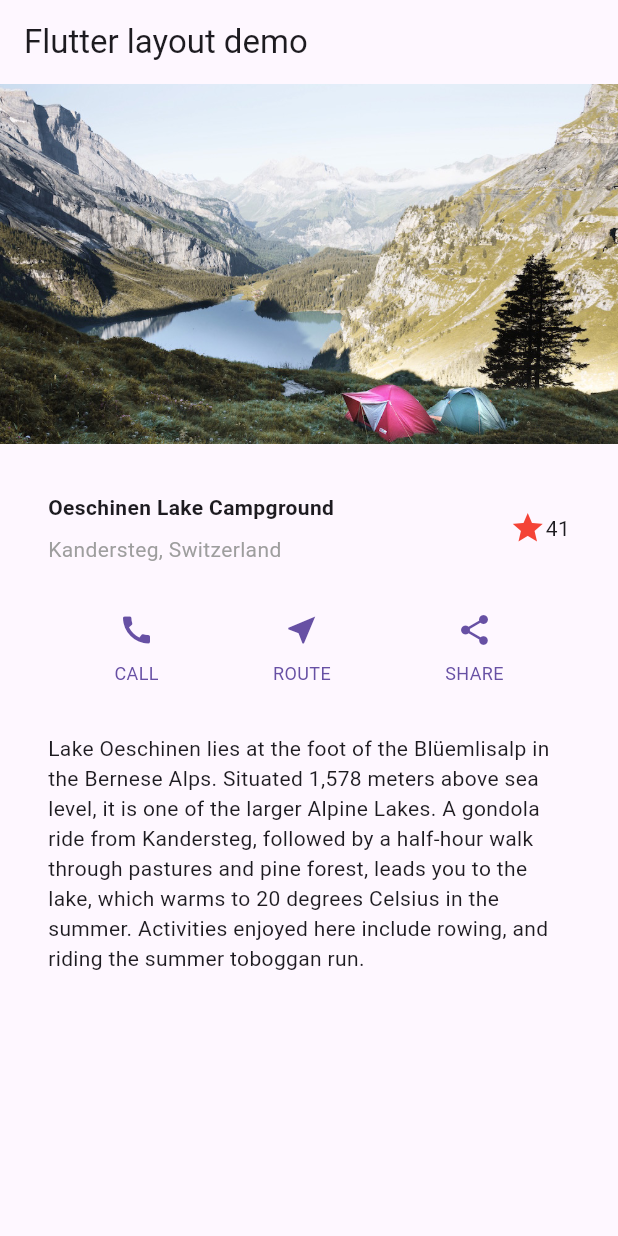
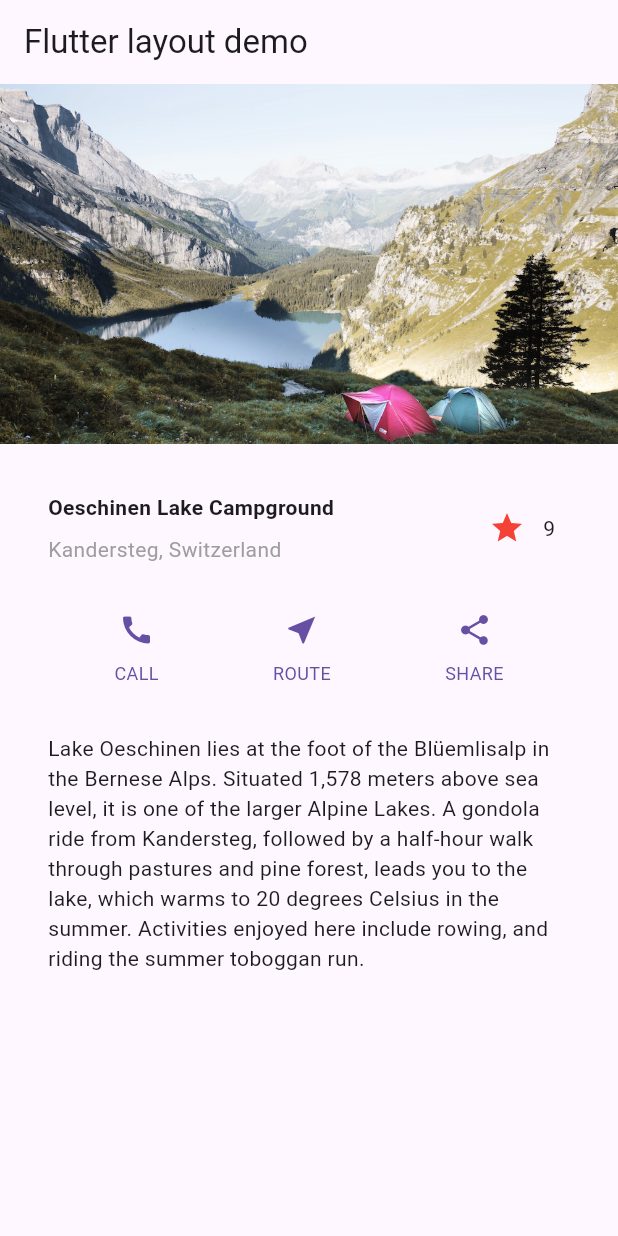
Before and after one commit to cs-1635/fall2025, a Flutter app: the screen it shows after launch, on a phone screen of 412 x 824 dp. Run offline on Flutter 3.47's test engine with Material 3 defaults, Android fonts, the phone set to English and light mode, and no system bars; missing offline and left inert: macos_ui.

Commit message:
fixed bug

```diff
--- a/lectures/2_0_UI_layout/flutter_dev_example/lib/main.dart
+++ b/lectures/2_0_UI_layout/flutter_dev_example/lib/main.dart
@@ -71,10 +71,7 @@ class TitleSection extends StatelessWidget {
             ),
           ),
           /*3*/
-          // #docregion icon
-          Icon(Icons.star, color: Colors.red[500]),
-          // #enddocregion icon
-          const Text('41'),
+          const FavoriteWidget(),
         ],
       ),
     );
@@ -177,7 +174,7 @@ class FavoriteWidget extends StatefulWidget {
 class _FavoriteWidgetState extends State<FavoriteWidget> {
   // #enddocregion favorite-state-build
   bool _isFavorited = true;
-  int _favoriteCount = 41;
+  int _favoriteCount = 9;
   // #enddocregion favorite-state-fields
 
   // #docregion toggle-favorite
@@ -209,7 +206,10 @@ class _FavoriteWidgetState extends State<FavoriteWidget> {
                 ? const Icon(Icons.star)
                 : const Icon(Icons.star_border)),
             color: Colors.red[500],
-            onPressed: _toggleFavorite,
+            onPressed: () {
+              debugPrint('pressed');
+              _toggleFavorite();
+            },
           ),
         ),
         SizedBox(width: 18, child: SizedBox(child: Text('$_favoriteCount'))),
```
